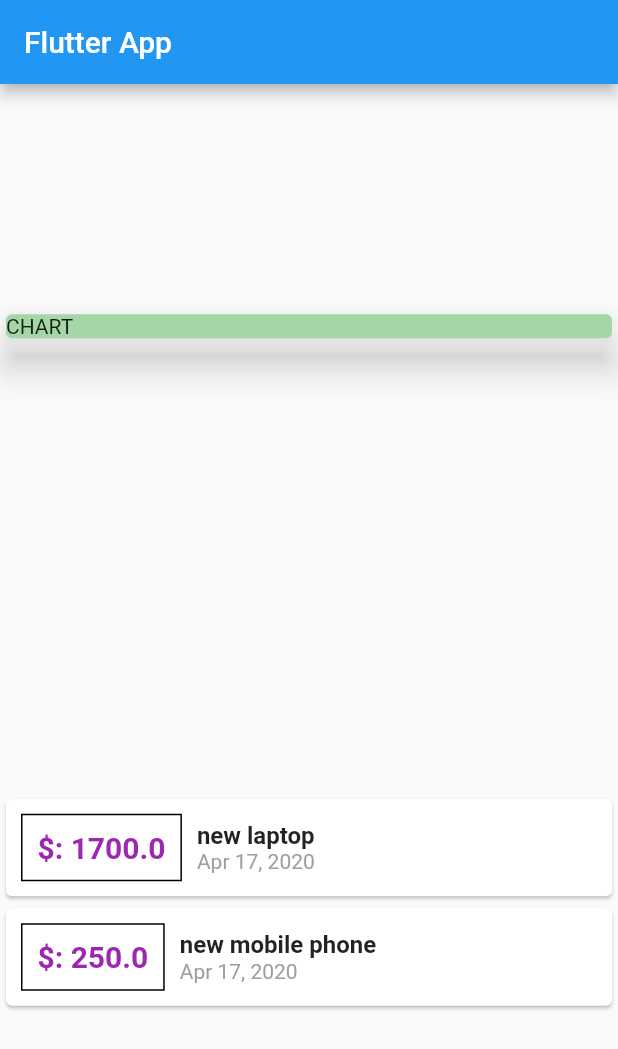
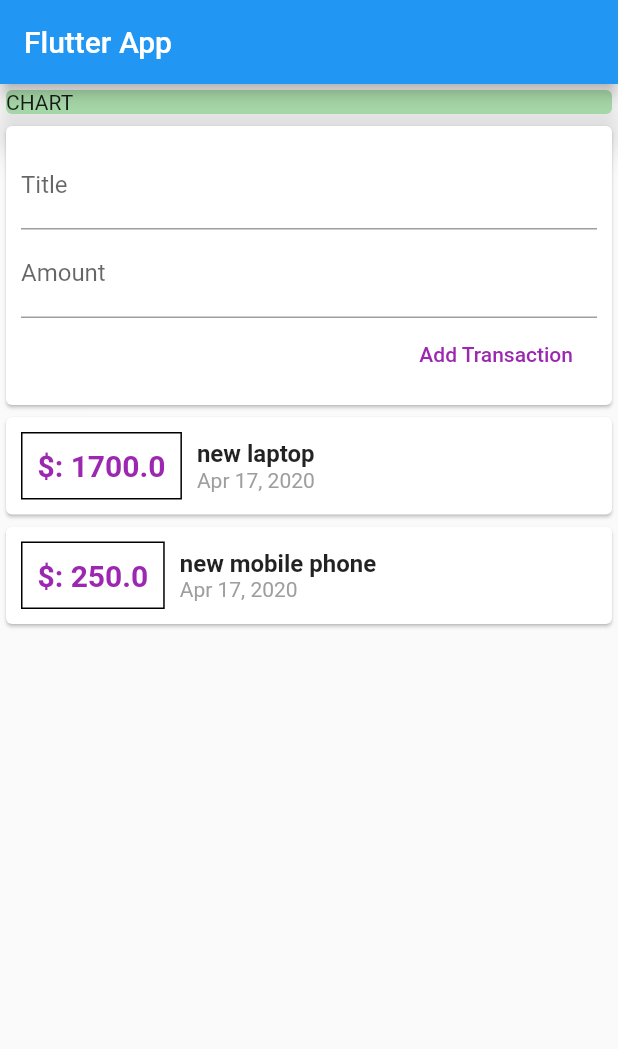
Before and after one commit to diipak-singh/expenses_palnner, a Flutter app: the screen it shows after launch, on a phone screen of 412 x 824 dp. Shown: the top 1049 px of the screen. Run offline on Flutter 3.47's test engine with Material 2 defaults, Android fonts, the phone set to English and light mode, and no system bars.

Commit message:
added user input

```diff
--- a/lib/main.dart
+++ b/lib/main.dart
@@ -30,6 +30,10 @@ class MyHomePage extends StatelessWidget {
       date: DateTime.now(),
     ),
   ];
+  // String titleInput;
+  // String amountInput;
+  final titleController = TextEditingController();
+  final amountController = TextEditingController();
 
   @override
   Widget build(BuildContext context) {
@@ -38,7 +42,7 @@ class MyHomePage extends StatelessWidget {
         title: Text('Flutter App'),
       ),
       body: Column(
-        mainAxisAlignment: MainAxisAlignment.spaceAround,
+        //mainAxisAlignment: MainAxisAlignment.start,
         crossAxisAlignment: CrossAxisAlignment.stretch,
         children: <Widget>[
           Container(
@@ -47,6 +51,32 @@ class MyHomePage extends StatelessWidget {
               color: Colors.green[200],
               child: Text('CHART'),
               elevation: 10,
+            ),
+          ),
+          Card(
+            child: Container(
+              padding: EdgeInsets.all(10),
+              child: Column(
+                crossAxisAlignment: CrossAxisAlignment.end,
+                children: <Widget>[
+                  TextField(
+                    decoration: InputDecoration(labelText: 'Title'),
+                    controller: titleController,
+                  ),
+                  TextField(
+                    decoration: InputDecoration(labelText: 'Amount'),
+                    //onChanged: (val) => amountInput = val,
+                    controller: amountController,
+                  ),
+                  FlatButton(
+                    onPressed: () {
+                      print(titleController.text);
+                    },
+                    child: Text('Add Transaction'),
+                    textColor: Colors.purple,
+                  ),
+                ],
+              ),
             ),
           ),
           Column(
```
